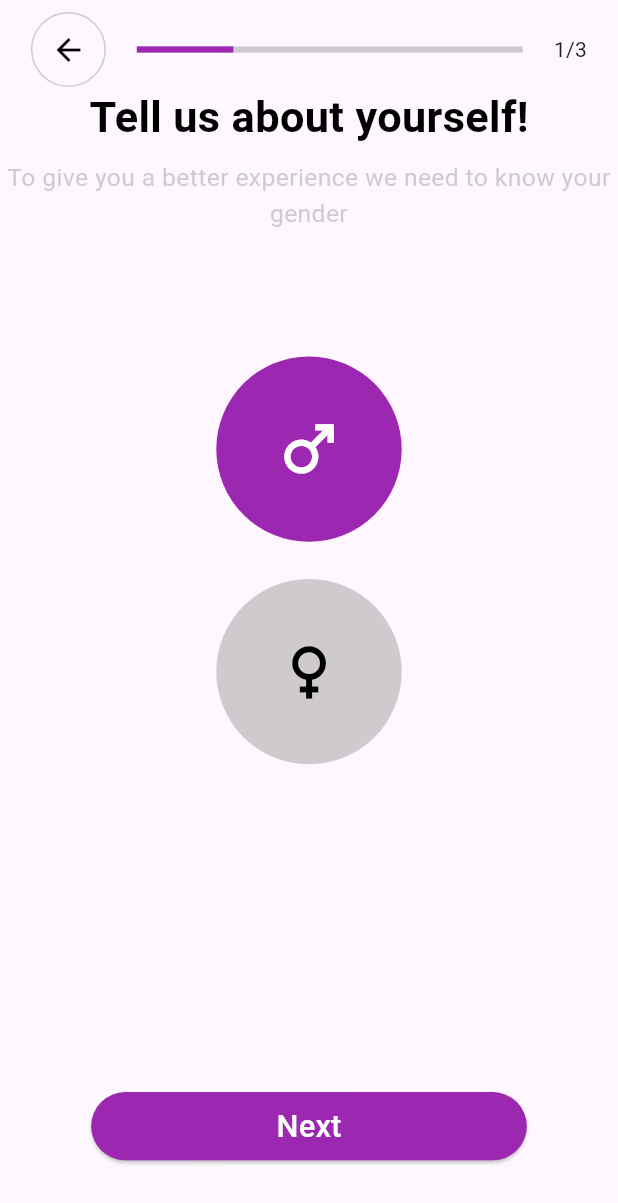
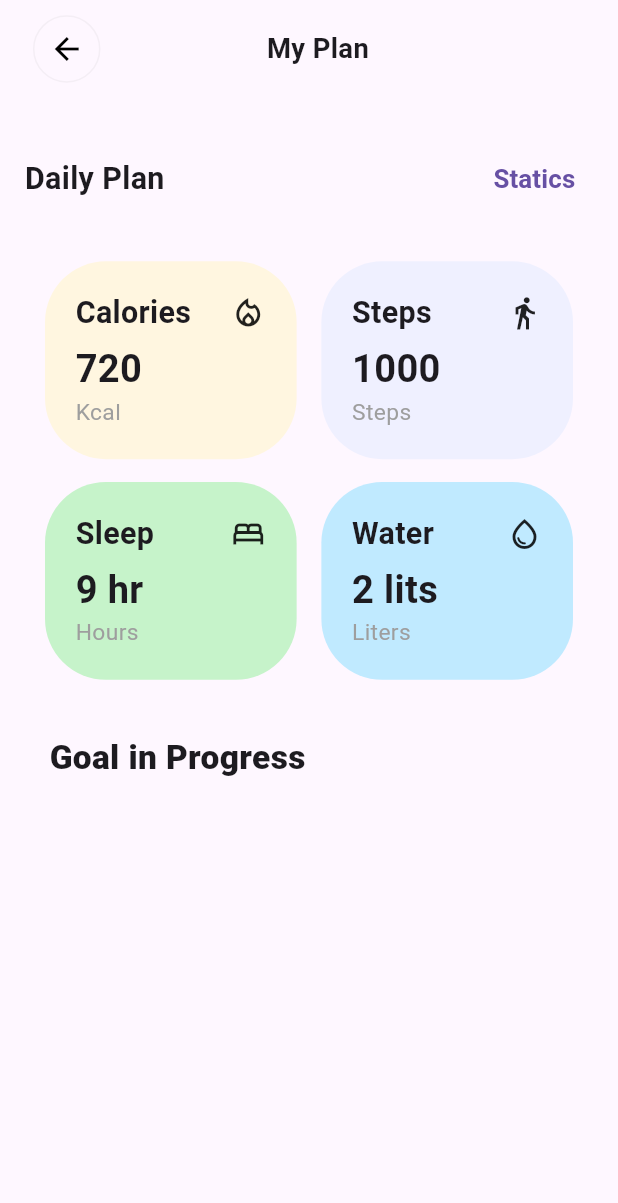
Before and after one commit to youssefalaa10/PureFit, a Flutter app: the screen it shows after launch, on a phone screen of 412 x 824 dp. Shown: the top 1203 px of the screen. Run offline on Flutter 3.47's test engine with Material 3 defaults, Android fonts, the phone set to English and light mode, and no system bars; our stand-ins replace bloc, dotted_border, flutter_bloc, flutter_screenutil, get_it, pedometer and 4 more; missing offline and left inert: flutter_ruler_picker; accounts and stored records are empty.

Commit message:
feat: :zap: Design

```diff
--- /dev/null
+++ b/lib/Core/Component/back_button.dart
@@ -0,0 +1,24 @@
+import 'package:fitpro/Core/Shared/app_colors.dart';
+import 'package:flutter/material.dart';
+
+class CustomBackButton extends StatelessWidget {
+  const CustomBackButton({super.key});
+
+  @override
+  Widget build(BuildContext context) {
+    return Container(
+      height: 45,
+      width: 45,
+      decoration: BoxDecoration(
+        border: Border.all(color: ColorManager.greyColor.withOpacity(0.1)),
+        borderRadius: BorderRadius.circular(50),
+      ),
+      child: IconButton(
+        icon: const Icon(Icons.arrow_back, color: Colors.black),
+        onPressed: () {
+          Navigator.pop(context);
+        },
+      ),
+    );
+  }
+}
--- a/lib/Core/Routing/App_Router.dart
+++ b/lib/Core/Routing/App_Router.dart
@@ -1,6 +1,7 @@
 import 'package:fitpro/Core/DI/dependency.dart';
 import 'package:fitpro/Core/Shared/Routes.dart';
 import 'package:fitpro/Features/Home/home_screen.dart';
+import 'package:fitpro/Features/MyPlan/myplan_screen.dart';
 import 'package:fitpro/Features/Profile/UI/edit_profile_screen.dart';
 import 'package:fitpro/Features/TrackSteps/Logic/cubit/track_step_cubit.dart';
 import 'package:flutter/material.dart';
@@ -37,6 +38,9 @@ class AppRouter {
       case Routes.editProfileScreen:
         return MaterialPageRoute(builder: (_) => EditProfileScreen());
 
+      case Routes.myPlanScreen:
+        return MaterialPageRoute(builder: (_) => const MyplanScreen());
+
       default:
         return MaterialPageRoute(
             builder: (_) => const Scaffold(
--- a/lib/Core/Shared/Routes.dart
+++ b/lib/Core/Shared/Routes.dart
@@ -6,4 +6,5 @@ class Routes {
   static const String bodyMetricsScreen = "/bodyMetricsScreen";
   static const String profileScreen = "/profileScreen";
   static const String editProfileScreen = "/editProfileScreen";
+  static const String myPlanScreen = "/myPlanScreen";
 }
--- a/lib/Core/Shared/app_colors.dart
+++ b/lib/Core/Shared/app_colors.dart
@@ -6,4 +6,8 @@ class ColorManager {
   static Color whiteColor = Colors.white;
   static Color blackColor = Colors.black;
   static Color lightGreyColor = Colors.grey.shade400;
+  static Color babyBlueColor = const Color.fromARGB(255, 192, 234, 255);
+  static Color lightOrangeColor = const Color(0xfFFFF6E0);
+  static Color lightGreenColor = const Color.fromARGB(255, 198, 243, 202);
+  static Color lightBlueColor = const Color(0xfFEFF0FF);
 }
--- /dev/null
+++ b/lib/Features/MyPlan/component/static_card.dart
@@ -0,0 +1,69 @@
+import 'package:fitpro/Core/Component/custom_sizedbox.dart';
+import 'package:fitpro/Core/Shared/app_colors.dart';
+import 'package:flutter/material.dart';
+import 'package:flutter/widgets.dart';
+import 'package:flutter_screenutil/flutter_screenutil.dart';
+
+class StaticCard extends StatelessWidget {
+  final Icon icon;
+  final String headline;
+  final String static;
+  final String endline;
+  final Color color;
+  const StaticCard(
+      {super.key,
+      required this.icon,
+      required this.headline,
+      required this.static,
+      required this.endline,
+      required this.color});
+
+  @override
+  Widget build(BuildContext context) {
+    return Container(
+      padding: EdgeInsets.all(20.r),
+      height: 20.h,
+      width: 20.w,
+      decoration: BoxDecoration(
+        color: color,
+        borderRadius: BorderRadius.circular(40.r),
+      ),
+      child: Column(
+        crossAxisAlignment: CrossAxisAlignment.start,
+        mainAxisAlignment: MainAxisAlignment.spaceBetween,
+        children: [
+          Row(
+            mainAxisAlignment: MainAxisAlignment.spaceBetween,
+            children: [
+              Text(
+                headline,
+                style: TextStyle(fontSize: 20.sp, fontWeight: FontWeight.bold),
+              ),
+              const CustomSizedbox(
+                width: 10,
+              ),
+              icon
+            ],
+          ),
+          Column(
+            mainAxisAlignment: MainAxisAlignment.start,
+            crossAxisAlignment: CrossAxisAlignment.start,
+            children: [
+              Text(
+                textAlign: TextAlign.start,
+                static,
+                style: TextStyle(fontSize: 25.sp, fontWeight: FontWeight.bold),
+              ),
+              Text(
+                textAlign: TextAlign.start,
+                endline,
+                style:
+                    TextStyle(fontSize: 15.sp, color: ColorManager.greyColor),
+              )
+            ],
+          )
+        ],
+      ),
+    );
+  }
+}
--- /dev/null
+++ b/lib/Features/MyPlan/component/workouts_card.dart
@@ -0,0 +1,18 @@
+import 'package:flutter/material.dart';
+
+class WorkoutsCard extends StatelessWidget {
+  const WorkoutsCard({super.key});
+
+  @override
+  Widget build(BuildContext context) {
+    return const Scaffold(
+      body: Column(
+        children: [
+          Row(),
+          Row(),
+          Row(),
+        ],
+      ),
+    );
+  }
+}
--- /dev/null
+++ b/lib/Features/MyPlan/myplan_screen.dart
@@ -0,0 +1,127 @@
+import 'package:fitpro/Core/Component/back_button.dart';
+import 'package:fitpro/Core/Component/custom_sizedbox.dart';
+import 'package:fitpro/Core/Shared/app_colors.dart';
+import 'package:fitpro/Features/MyPlan/component/static_card.dart';
+import 'package:flutter/material.dart';
+import 'package:flutter_screenutil/flutter_screenutil.dart';
+
+class MyplanScreen extends StatelessWidget {
+  const MyplanScreen({super.key});
+
+  @override
+  Widget build(BuildContext context) {
+    return SafeArea(
+      child: Scaffold(
+        body: Column(
+          crossAxisAlignment: CrossAxisAlignment.start,
+          children: [
+            Padding(
+              padding: EdgeInsets.symmetric(horizontal: 20.w, vertical: 10.h),
+              child: Row(
+                mainAxisAlignment: MainAxisAlignment.spaceBetween,
+                children: [
+                  const CustomBackButton(),
+                  _buildHeaderTitle(),
+                  const SizedBox.shrink(),
+                ],
+              ),
+            ),
+            const CustomSizedbox(height: 30),
+            _buildRowOfDailyPlanStatics(),
+            const CustomSizedbox(height: 30),
+            _buildFourGridsofStaics(),
+            const CustomSizedbox(height: 30),
+            _goalProgressText(),
+            const CustomSizedbox(height: 30),
+          ],
+        ),
+      ),
+    );
+  }
+
+  Padding _goalProgressText() {
+    return Padding(
+      padding: EdgeInsets.only(left: 30.0.w),
+      child: Text(
+        "Goal in Progress",
+        style: TextStyle(fontSize: 22.sp, fontWeight: FontWeight.w800),
+      ),
+    );
+  }
+
+  Widget _buildRowOfDailyPlanStatics() {
+    return Padding(
+      padding: EdgeInsets.symmetric(horizontal: 15.w),
+      child: Row(
+        mainAxisAlignment: MainAxisAlignment.spaceBetween,
+        children: [
+          Text("Daily Plan",
+              style: TextStyle(fontSize: 20.sp, fontWeight: FontWeight.bold)),
+          TextButton(
+              onPressed: () {},
+              child: Text("Statics",
+                  style:
+                      TextStyle(fontSize: 17.sp, fontWeight: FontWeight.bold))),
+        ],
+      ),
+    );
+  }
+
+  Widget _buildHeaderTitle() {
+    return Expanded(
+      child: Padding(
+        padding: EdgeInsets.only(right: 30.w),
+        child: Text(
+          textAlign: TextAlign.center,
+          "My Plan",
+          style: TextStyle(fontSize: 18.sp, fontWeight: FontWeight.bold),
+        ),
+      ),
+    );
+  }
+
+  Widget _buildFourGridsofStaics() {
+    return SizedBox(
+      height: 280.h,
+      child: Padding(
+        padding: const EdgeInsets.symmetric(horizontal: 30.0),
+        child: GridView(
+            gridDelegate: SliverGridDelegateWithFixedCrossAxisCount(
+                crossAxisSpacing: 15.w,
+                mainAxisSpacing: 15.h,
+                crossAxisCount: 2,
+                mainAxisExtent: 130.h),
+            children: [
+              StaticCard(
+                color: ColorManager.lightOrangeColor,
+                headline: "Calories",
+                icon: Icon(Icons.local_fire_department_outlined),
+                static: "720",
+                endline: "Kcal",
+              ),
+              StaticCard(
+                color: ColorManager.lightBlueColor,
+                headline: "Steps",
+                icon: Icon(Icons.directions_walk),
+                static: "1000",
+                endline: "Steps",
+              ),
+              StaticCard(
+                headline: "Sleep",
+                color: ColorManager.lightGreenColor,
+                icon: Icon(Icons.bed_outlined),
+                static: "9 hr",
+                endline: "Hours",
+              ),
+              StaticCard(
+                color: ColorManager.babyBlueColor,
+                headline: "Water",
+                icon: Icon(Icons.water_drop_outlined),
+                static: "2 lits",
+                endline: "Liters",
+              ),
+            ]),
+      ),
+    );
+  }
+}
--- a/lib/Features/TrackSteps/Ui/track_steps_screen.dart
+++ b/lib/Features/TrackSteps/Ui/track_steps_screen.dart
@@ -143,7 +143,7 @@ class _TrackStepsScreenState extends State<TrackStepsScreen> {
       body: SafeArea(
         child: Column(
           children: [
-            _buildHeaderSection(context),
+            _buildHeaderSection(),
             const CustomSizedbox(height: 30),
             _buildWelcomeMessage(),
             const CustomSizedbox(height: 20),
@@ -158,7 +158,7 @@ class _TrackStepsScreenState extends State<TrackStepsScreen> {
     );
   }
 
-  Widget _buildHeaderSection(BuildContext context) {
+  Widget _buildHeaderSection() {
     return Padding(
       padding: EdgeInsets.symmetric(horizontal: 20.w),
       child: Row(
--- a/lib/fitpro_app.dart
+++ b/lib/fitpro_app.dart
@@ -16,7 +16,7 @@ class FitproApp extends StatelessWidget {
       child: MaterialApp(
         scaffoldMessengerKey: CustomSnackbar.scaffoldMessengerKey,
         debugShowCheckedModeBanner: false,
-        initialRoute: Routes.userGenderScreen,
+        initialRoute: Routes.myPlanScreen,
         onGenerateRoute: appRouter.generateRoute,
       ),
     );
```
Also changed, not shown: pubspec.lock.
